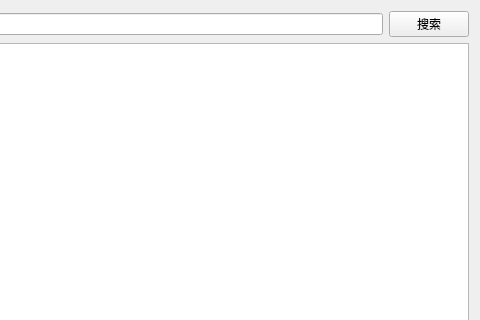
Qt form widget.ui (alantop0720/alantop_tool_qt) before a commit; both pictures show x 544 to 1024 and y 0 to 320 of the 1024 by 768 pixel window.
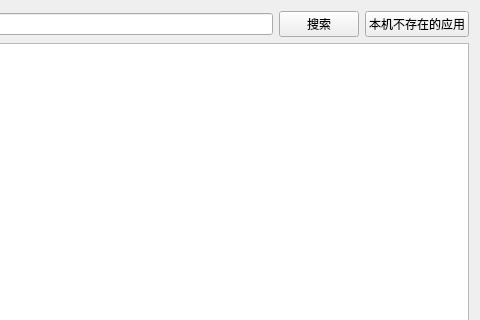
The same form after that commit.

The edit to the form file:
```diff
--- a/widget.ui
+++ b/widget.ui
@@ -35,6 +35,13 @@
        </property>
       </widget>
      </item>
+     <item>
+      <widget class="QPushButton" name="pushButton_notexist">
+       <property name="text">
+        <string>本机不存在的应用</string>
+       </property>
+      </widget>
+     </item>
     </layout>
    </item>
    <item>
```
